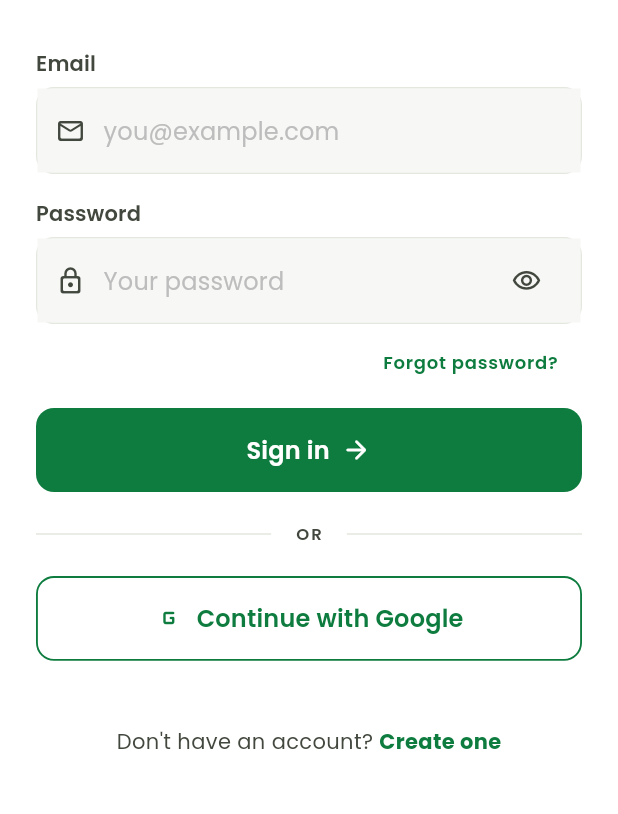
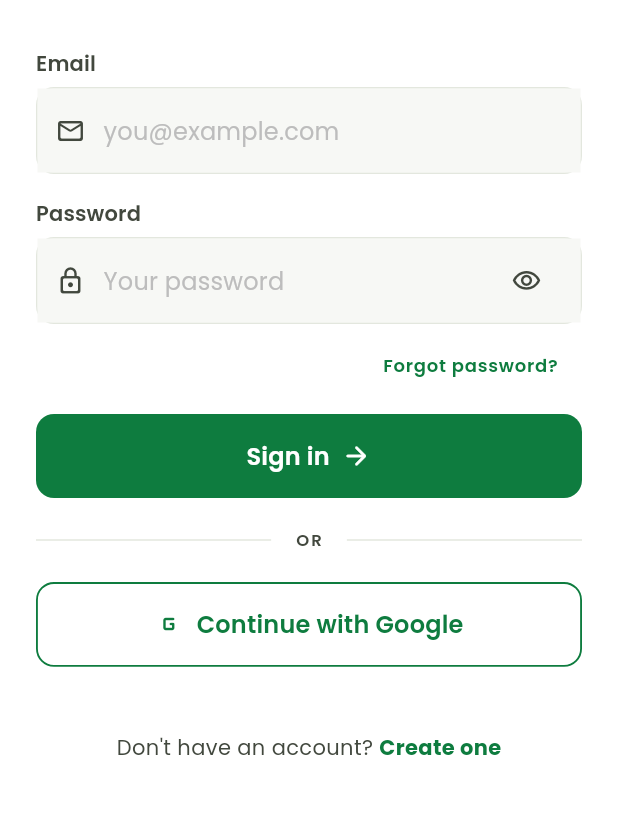
Before and after one commit to abhijeet-rane/KisanVeer-App, a Flutter app: the screen it shows after launch, on a phone screen of 412 x 824 dp, the part 330-1144 px from its top. Run offline on Flutter 3.47's test engine with Material 3 defaults, Android fonts, the phone set to English and light mode, and no system bars; drawn by our look-alikes of flutter_animate; our stand-ins replace animate_do, audioplayers, cached_network_image, connectivity_plus, file_picker, fl_chart and 21 more; missing offline and left inert: razorpay_flutter; accounts and stored records are empty.

Commit message:
feat(ui): v2 accessibility audit
Design-system hardening:
• AppButton: sm variant 36dp → 40dp tap target (closer to WCAG 2.5.5).
  Inner label content excluded from semantics so the outer Semantics
  label is read once, not twice.
• AppTextField: visible label wrapped in ExcludeSemantics and
  re-attached via Semantics(label:, textField:, enabled:) on the
  input so TalkBack/VoiceOver get a stable accessible name regardless
  of typed content. Error text wrapped in Semantics(liveRegion:) so
  validation messages announce automatically.
• PostCard + ProductCard: paged/banner images wrapped in
  ExcludeSemantics — titles already announce what the card is about,
  so "image 1 of 3" on every swipe was noise.

IconButton tooltip sweep: added tooltips (which double as TalkBack
hint labels) to discovered IconButtons without them across community
screens — clear-search, back, approve/reject join request, attach
photos, send/create discussion, remove image, post comment.

Verification: analyzer 0, dart format clean (3.8), 104/104 tests pass.

```diff
--- a/lib/screens/community/communities_screen.dart
+++ b/lib/screens/community/communities_screen.dart
@@ -572,6 +572,7 @@
     return [
       IconButton(
         icon: const Icon(Icons.clear),
+        tooltip: 'Clear search',
         onPressed: () {
           query = '';
         },
@@ -583,6 +584,7 @@
   Widget buildLeading(BuildContext context) {
     return IconButton(
       icon: const Icon(Icons.arrow_back),
+      tooltip: 'Back',
       onPressed: () {
         close(context, null);
       },
--- a/lib/screens/community/community_details_screen.dart
+++ b/lib/screens/community/community_details_screen.dart
@@ -247,6 +247,7 @@
                     children: [
                       IconButton(
                         icon: const Icon(Icons.check, color: Colors.green),
+                        tooltip: 'Approve request',
                         onPressed: () async {
                           try {
                             await _communityService.processJoinRequest(
@@ -270,6 +271,7 @@
                       ),
                       IconButton(
                         icon: const Icon(Icons.close, color: Colors.red),
+                        tooltip: 'Reject request',
                         onPressed: () async {
                           try {
                             await _communityService.processJoinRequest(
--- a/lib/screens/community/community_thread_screen.dart
+++ b/lib/screens/community/community_thread_screen.dart
@@ -370,6 +370,7 @@
                 children: [
                   IconButton(
                     icon: const Icon(Icons.photo_library),
+                    tooltip: 'Attach photos',
                     onPressed: _isSending ? null : _pickImages,
                   ),
                   const SizedBox(width: 8),
@@ -398,6 +399,9 @@
                   ),
                   const SizedBox(width: 8),
                   IconButton(
+                    tooltip: widget.thread != null
+                        ? 'Send message'
+                        : 'Create discussion',
                     icon: _isSending
                         ? const SizedBox(
                             width: 24,
--- a/lib/screens/community/create_post_screen.dart
+++ b/lib/screens/community/create_post_screen.dart
@@ -255,6 +255,7 @@
                           child: IconButton(
                             icon: const Icon(Icons.remove_circle),
                             color: Colors.red,
+                            tooltip: 'Remove image',
                             onPressed: () => _removeImage(index),
                           ),
                         ),
--- a/lib/screens/community/post_details_screen.dart
+++ b/lib/screens/community/post_details_screen.dart
@@ -300,6 +300,7 @@
                 ),
                 const SizedBox(width: 16),
                 IconButton(
+                  tooltip: 'Post comment',
                   onPressed: _isPostingComment ? null : _postComment,
                   icon: _isPostingComment
                       ? const SizedBox(
--- a/lib/widgets/marketplace/product_card.dart
+++ b/lib/widgets/marketplace/product_card.dart
@@ -33,6 +33,9 @@
             borderRadius: const BorderRadius.vertical(
               top: Radius.circular(AppRadii.lg),
             ),
+            // Product name + price + unit already announced below, so
+            // the banner image is decorative for screen readers.
+            child: ExcludeSemantics(
               child: SizedBox(
                 height: 180,
                 width: double.infinity,
@@ -55,6 +58,7 @@
                         errorWidget: (_, _, _) => _placeholder(),
                       )
                     : _placeholder(),
+              ),
             ),
           ),
           Padding(
--- a/lib/widgets/post_card.dart
+++ b/lib/widgets/post_card.dart
@@ -173,6 +173,9 @@
       padding: const EdgeInsets.only(top: AppSpacing.space8),
       child: SizedBox(
         height: 220,
+        // Post title already conveys what this post is about, so the
+        // image is decorative as far as screen readers are concerned.
+        child: ExcludeSemantics(
           child: PageView.builder(
             itemCount: post.imageUrls.length,
             itemBuilder: (context, index) {
@@ -201,6 +204,7 @@
                 ),
               );
             },
+          ),
         ),
       ),
     );
--- a/lib/widgets/ui/app_button.dart
+++ b/lib/widgets/ui/app_button.dart
@@ -174,6 +174,7 @@
       button: true,
       enabled: !_disabled,
       label: widget.semanticLabel ?? widget.label,
+      excludeSemantics: true, // avoid double-announcing the inner label
       child: GestureDetector(
         behavior: HitTestBehavior.opaque,
         onTapDown: (_) => _setPressed(true),
@@ -294,8 +295,12 @@
 _ButtonMetrics _metricsFor(AppButtonSize size) {
   switch (size) {
     case AppButtonSize.sm:
+      // Nudged from 36 → 40 for better thumb hit-area. Still visually
+      // compact but closer to the WCAG 2.5.5 / Material 3 40dp guidance
+      // for dense controls. Prefer [AppButtonSize.md] (48dp) for any
+      // standalone primary action.
       return const _ButtonMetrics(
-        minHeight: 36,
+        minHeight: 40,
         minWidth: 72,
         padding: EdgeInsets.symmetric(
           horizontal: AppSpacing.space16,
--- a/lib/widgets/ui/app_text_field.dart
+++ b/lib/widgets/ui/app_text_field.dart
@@ -141,19 +141,33 @@
 
     final double borderWidth = (_focused || hasError) ? 1.5 : 1;
 
+    // Screen-reader note: we render the label as its own Text above the
+    // field so the focus ring sits cleanly on just the input, but we
+    // don't want the label announced twice. Exclude the visible Text
+    // from semantics and pass the label into the TextFormField so
+    // TalkBack / VoiceOver reads "<label>, edit box" once.
     return Column(
       crossAxisAlignment: CrossAxisAlignment.start,
       children: [
         if (widget.label != null) ...[
-          Text(
+          ExcludeSemantics(
+            child: Text(
               widget.label!,
               style: AppTextStyles.labelLarge.copyWith(
                 color: hasError ? AppColors.danger : AppColors.onSurfaceVariant,
               ),
             ),
+          ),
           const SizedBox(height: AppSpacing.space6),
         ],
-        AnimatedContainer(
+        Semantics(
+          // Gives the field a stable accessible name regardless of
+          // its current content. TextFormField already announces the
+          // textField role on its own; we just attach the label here.
+          label: widget.label,
+          textField: true,
+          enabled: widget.enabled,
+          child: AnimatedContainer(
             duration: AppMotion.fast,
             curve: AppMotion.standard,
             decoration: BoxDecoration(
@@ -186,6 +200,11 @@
               cursorColor: AppColors.primary,
               style: AppTextStyles.bodyLarge,
               decoration: InputDecoration(
+                // label is echoed into the decoration purely for a11y —
+                // the visible label is rendered above and excluded from
+                // semantics. `labelText` would fight the custom layout,
+                // so we use `hintText` as the a11y fallback and rely on
+                // the Semantics label below for the canonical name.
                 hintText: widget.hint,
                 hintStyle: AppTextStyles.bodyLarge.copyWith(
                   color: AppColors.textLight,
@@ -214,7 +233,9 @@
                 suffixIcon: widget.suffix == null
                     ? null
                     : Padding(
-                      padding: const EdgeInsets.only(right: AppSpacing.space12),
+                        padding: const EdgeInsets.only(
+                          right: AppSpacing.space12,
+                        ),
                         child: widget.suffix,
                       ),
                 suffixIconConstraints: const BoxConstraints(
@@ -222,7 +243,9 @@
                   minWidth: 40,
                 ),
                 contentPadding: EdgeInsets.symmetric(
-                horizontal: widget.prefixIcon == null ? AppSpacing.space16 : 0,
+                  horizontal: widget.prefixIcon == null
+                      ? AppSpacing.space16
+                      : 0,
                   vertical: AppSpacing.space16,
                 ),
                 border: InputBorder.none,
@@ -243,9 +266,14 @@
               ),
             ),
           ),
+        ),
         if (hasError || widget.helperText != null) ...[
           const SizedBox(height: AppSpacing.space6),
-          AnimatedSwitcher(
+          // Error text is announced as a live region so TalkBack/
+          // VoiceOver picks up new validation messages automatically.
+          Semantics(
+            liveRegion: hasError,
+            child: AnimatedSwitcher(
               duration: AppMotion.fast,
               child: Text(
                 hasError ? widget.errorText! : widget.helperText!,
@@ -255,7 +283,10 @@
                       : 'help:${widget.helperText}',
                 ),
                 style: AppTextStyles.labelMedium.copyWith(
-                color: hasError ? AppColors.danger : AppColors.onSurfaceVariant,
+                  color: hasError
+                      ? AppColors.danger
+                      : AppColors.onSurfaceVariant,
+                ),
               ),
             ),
           ),
```
Lines whose indentation alone changed are shown as unchanged.
